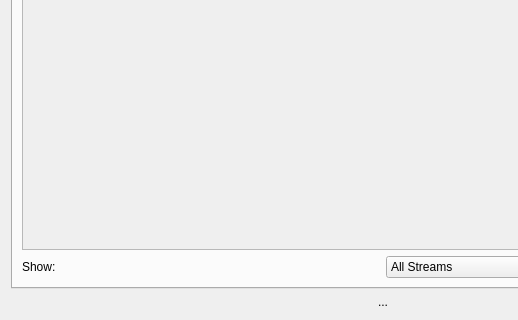
lxqt/pavucontrol-qt, file src/mainwindow.ui: the form before one commit; both pictures show x 0 to 518 and y 228 to 548 of the 766 by 548 pixel window.
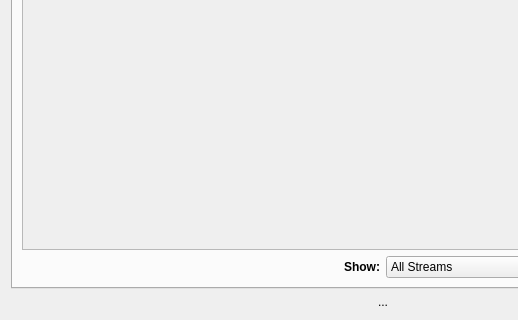
The form after the commit. Icons and pictures are not drawn.

Commit message: Make the 'Show:' text look like Pavucontrol GTK

```diff
--- a/src/mainwindow.ui
+++ b/src/mainwindow.ui
@@ -63,7 +63,7 @@
        <item row="1" column="0">
         <widget class="QLabel" name="label">
          <property name="text">
-          <string>Show:</string>
+          <string>&lt;html&gt;&lt;head/&gt;&lt;body&gt;&lt;p align=&quot;right&quot;&gt;&lt;span style=&quot; font-weight:600;&quot;&gt;Show:&lt;/span&gt;&lt;/p&gt;&lt;/body&gt;&lt;/html&gt;</string>
          </property>
         </widget>
        </item>
```
Left out of the diff: 26 changed lines with no effect on the pictures.
